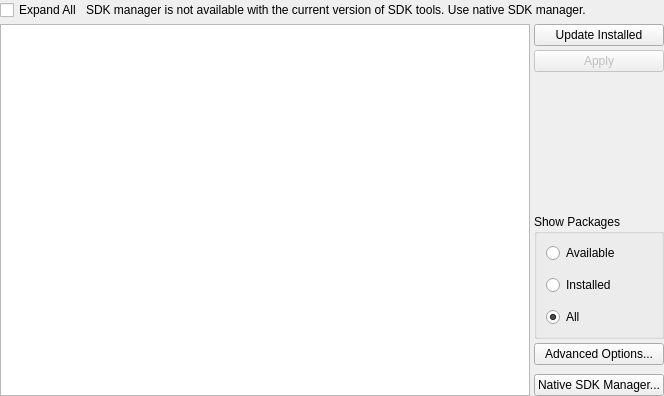
Qt form src/plugins/android/androidsdkmanagerwidget.ui (qt-creator/qt-creator) before a commit.
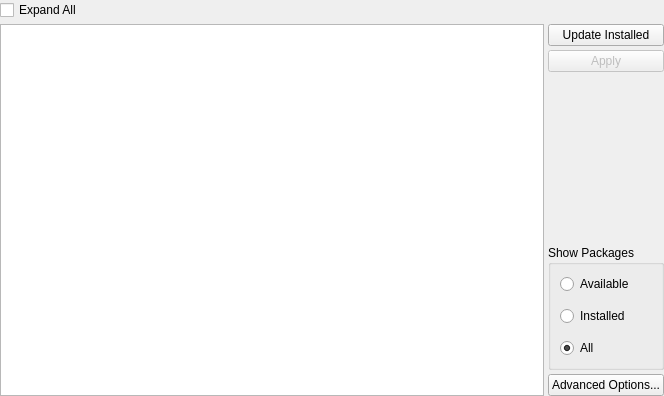
The same form after that commit. Custom widgets are drawn as their Qt base class.

Commit message:
Android: remove native sdk and avd manager buttons
The native SDK and AVD manager buttons are no longer useful, since the
original, visual Java-basd tool for managing SDK and AVDs were removed
from Google's offering. The replacement is a set of command line tools
and a visual tool within Android Studio, which can not directly be
launched from Qt Creator.

Qt Creator has it's UI on top of the command line tools.

```diff
--- a/src/plugins/android/androidsdkmanagerwidget.ui
+++ b/src/plugins/android/androidsdkmanagerwidget.ui
@@ -69,19 +69,6 @@
            </property>
           </widget>
          </item>
-         <item>
-          <widget class="Utils::InfoLabel" name="warningLabel">
-           <property name="sizePolicy">
-            <sizepolicy hsizetype="Expanding" vsizetype="Preferred">
-             <horstretch>0</horstretch>
-             <verstretch>0</verstretch>
-            </sizepolicy>
-           </property>
-           <property name="text">
-            <string>SDK manager is not available with the current version of SDK tools. Use native SDK manager.</string>
-           </property>
-          </widget>
-         </item>
         </layout>
        </item>
        <item row="1" column="0">
@@ -175,29 +162,6 @@
            </property>
           </widget>
          </item>
-         <item>
-          <spacer name="verticalSpacer_2">
-           <property name="orientation">
-            <enum>Qt::Vertical</enum>
-           </property>
-           <property name="sizeType">
-            <enum>QSizePolicy::Fixed</enum>
-           </property>
-           <property name="sizeHint" stdset="0">
-            <size>
-             <width>0</width>
-             <height>5</height>
-            </size>
-           </property>
-          </spacer>
-         </item>
-         <item>
-          <widget class="QPushButton" name="nativeSdkManagerButton">
-           <property name="text">
-            <string>Native SDK Manager...</string>
-           </property>
-          </widget>
-         </item>
         </layout>
        </item>
       </layout>
@@ -285,13 +249,6 @@
    </item>
   </layout>
  </widget>
- <customwidgets>
-  <customwidget>
-   <class>Utils::InfoLabel</class>
-   <extends>QLabel</extends>
-   <header location="global">utils/infolabel.h</header>
-  </customwidget>
- </customwidgets>
  <tabstops>
   <tabstop>packagesView</tabstop>
   <tabstop>showAllRadio</tabstop>
```
The commit also changes 10 other files.
